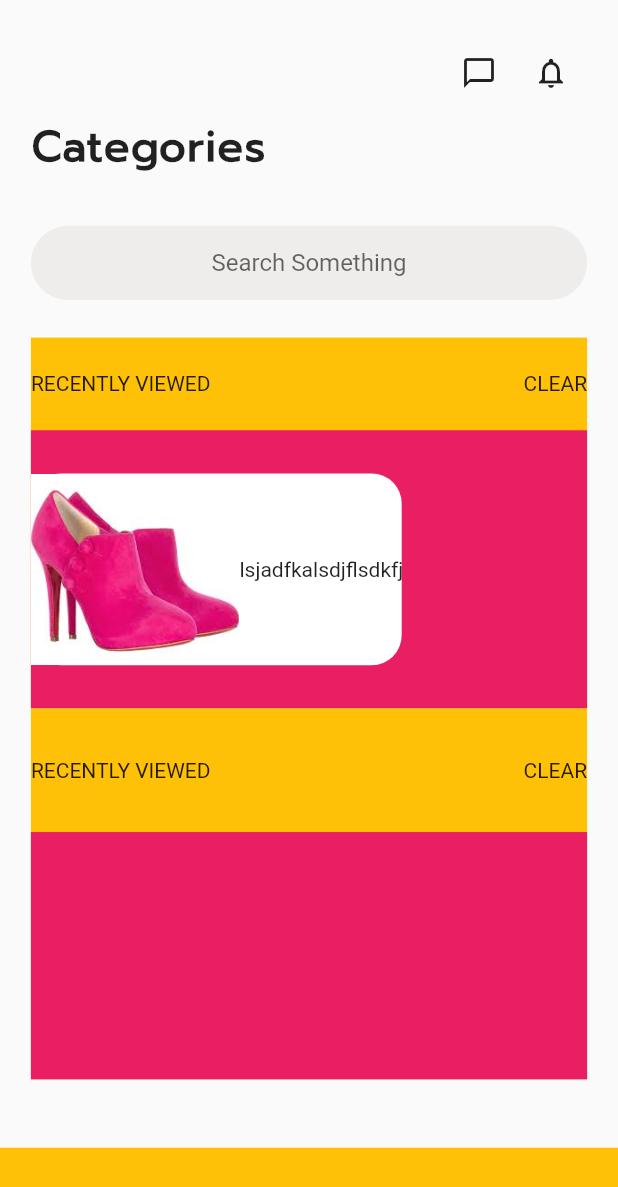
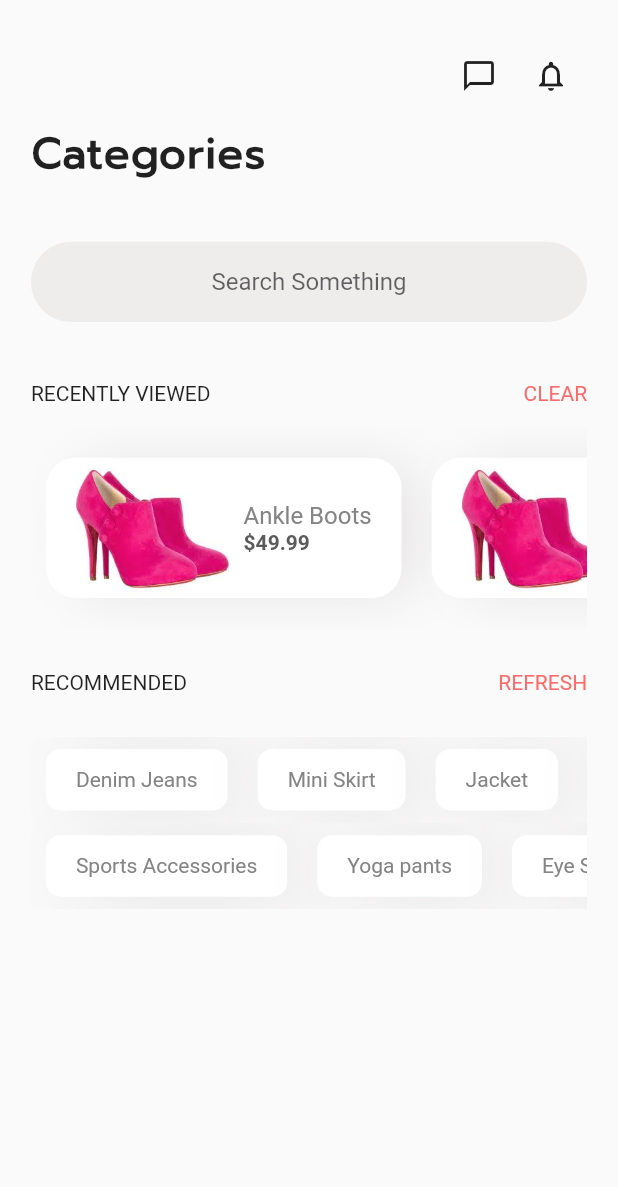
Before and after one commit to LoulouTBC/E-Commerce-App, a Flutter app: the Search screen opened by its route, on a phone screen of 412 x 824 dp. Shown: the top 1187 px of the screen. Run offline on Flutter 3.47's test engine with Material 2 defaults, Android fonts, the phone set to English and light mode, and no system bars; our stand-ins replace carousel_slider.

Commit message:
end of search screen

```diff
--- a/lib/main.dart
+++ b/lib/main.dart
@@ -21,7 +21,7 @@ class MyApp extends StatelessWidget {
       //   splashColor: Colors.amber,
       // ),
       debugShowCheckedModeBanner: false,
-      initialRoute: "search",
+      initialRoute: "signup",
       routes: {
         "signup": ((context) => const SignUP()),
         "home": ((context) => const HomePage()),
--- a/lib/search.dart
+++ b/lib/search.dart
@@ -1,5 +1,6 @@
 import 'package:flutter/material.dart';
 import 'package:flutter/rendering.dart';
+import 'package:my_ui/constant.dart';
 
 class Search extends StatefulWidget {
   const Search({super.key});
@@ -73,7 +74,7 @@ class _SearchState extends State<Search> {
                                           horizontal: 20,
                                         ),
                                         decoration: BoxDecoration(
-                                          color: Color.fromARGB(
+                                          color: const Color.fromARGB(
                                               255, 239, 236, 236),
                                           borderRadius:
                                               BorderRadius.circular(29),
@@ -94,13 +95,13 @@ class _SearchState extends State<Search> {
                                       flex: 11,
                                       child: Padding(
                                         padding:
-                                            EdgeInsets.symmetric(vertical: 25),
+                                            const EdgeInsets.symmetric(vertical: 25),
                                         child: Column(
                                           children: [
                                             Expanded(
                                               //Last search
                                               child: Container(
-                                                color: Colors.amber,
+                                                // color: Colors.amber,
                                                 child: Column(
                                                   children: [
                                                     Expanded(
@@ -112,54 +113,28 @@ class _SearchState extends State<Search> {
                                                         children: const [
                                                           Text(
                                                               'RECENTLY VIEWED'),
-                                                          Text('CLEAR'),
+                                                          Text(
+                                                            'CLEAR',
+                                                            style: TextStyle(
+                                                                color: Color(
+                                                                    0xffFF6969)),
+                                                          ),
                                                         ],
                                                       ),
                                                     ),
                                                     Expanded(
                                                         flex: 3,
-                                                        child: Container(
-                                                          color: Colors.pink,
                                                         child: ListView(
                                                           scrollDirection:
                                                               Axis.horizontal,
                                                           children: [
-                                                              Padding(
-                                                                padding: EdgeInsets
-                                                                    .symmetric(
-                                                                        vertical:
-                                                                            size.width *
-                                                                                0.07),
-                                                                child:
-                                                                    Container(
-
-                                                                  width:
-                                                                      size.width *
-                                                                          0.6,
-                                                                  alignment:
-                                                                      Alignment
-                                                                          .center,
-                                                                  decoration: BoxDecoration(
-                                                                      color: Colors
-                                                                          .white,
-                                                                      borderRadius:
-                                                                          BorderRadius.circular(
-                                                                              20)),
-                                                                  child: Row(
-                                                                    children: [
-                                                                      Container(
-                                                                        //resize image
-                                                                        child: Image.asset(
-                                                                            'images/shoe1.png'),
-                                                                      ),
-                                                                      const Text(
-                                                                          'lsjadfkalsdjflsdkfj'),
+                                                            RecentlyViewed(
+                                                                size: size),
+                                                            RecentlyViewed(
+                                                                size: size),
+                                                            RecentlyViewed(
+                                                                size: size),
                                                           ],
-                                                                  ),
-                                                                ),
-                                                              ),
-                                                            ],
-                                                          ),
                                                         ))
                                                   ],
                                                 ),
@@ -167,9 +142,7 @@ class _SearchState extends State<Search> {
                                             ),
                                             Expanded(
                                               //Last search
-                                              flex: 1,
-                                              child: Container(
-                                                color: Colors.amber,
+                                              flex: 2,
                                               child: Column(
                                                 children: [
                                                   Expanded(
@@ -179,19 +152,78 @@ class _SearchState extends State<Search> {
                                                           MainAxisAlignment
                                                               .spaceBetween,
                                                       children: const [
+                                                        Text('RECOMMENDED'),
                                                         Text(
-                                                              'RECENTLY VIEWED'),
-                                                          Text('CLEAR'),
+                                                          'REFRESH',
+                                                          style: TextStyle(
+                                                              color: Color(
+                                                                  0xffFF6969)),
+                                                        ),
                                                       ],
                                                     ),
                                                   ),
                                                   Expanded(
-                                                        flex: 2,
-                                                        child: Container(
-                                                          color: Colors.pink,
+                                                      flex: 4,
+                                                      child: Column(
+                                                        children: [
+                                                          Expanded(
+                                                              flex: 1,
+                                                              child: ListView(
+                                                                scrollDirection:
+                                                                    Axis.horizontal,
+                                                                children: [
+                                                                  Recommended(
+                                                                    size: size,
+                                                                    text:
+                                                                        'Denim Jeans',
+                                                                  ),
+                                                                  Recommended(
+                                                                    size: size,
+                                                                    text:
+                                                                        'Mini Skirt',
+                                                                  ),
+                                                                  Recommended(
+                                                                    size: size,
+                                                                    text:
+                                                                        'Jacket',
+                                                                  ),
+                                                                  Recommended(
+                                                                    size: size,
+                                                                    text:
+                                                                        'Accessories',
+                                                                  ),
+                                                                ],
+                                                              )),
+                                                          Expanded(
+                                                              flex: 1,
+                                                              child: ListView(
+                                                                scrollDirection:
+                                                                    Axis.horizontal,
+                                                                children: [
+                                                                  Recommended(
+                                                                    size: size,
+                                                                    text:
+                                                                        'Sports Accessories',
+                                                                  ),
+                                                                  Recommended(
+                                                                    size: size,
+                                                                    text:
+                                                                        'Yoga pants',
+                                                                  ),
+                                                                  Recommended(
+                                                                    size: size,
+                                                                    text:
+                                                                        'Eye Shadow',
+                                                                  ),
+                                                                ],
+                                                              )),
+                                                          Expanded(
+                                                              flex: 3,
+                                                              child:
+                                                                  Container())
+                                                        ],
                                                       ))
                                                 ],
-                                                ),
                                               ),
                                             ),
                                           ],
@@ -207,9 +239,106 @@ class _SearchState extends State<Search> {
               ),
             ),
           ),
-          Expanded(flex: 1, child: Container(color: Colors.amber)),
         ],
       ),
     );
   }
 }
+
+class Recommended extends StatelessWidget {
+  const Recommended({
+    Key? key,
+    required this.size,
+    required this.text,
+  }) : super(key: key);
+
+  final Size size;
+  final String text;
+
+  @override
+  Widget build(BuildContext context) {
+    return Padding(
+      padding:
+          EdgeInsets.symmetric(vertical: size.width * 0.02, horizontal: 10),
+      child: Container(
+          padding: const EdgeInsets.symmetric(horizontal: 20),
+          // width:
+          //     size.width *
+          //         0.6,
+          alignment: Alignment.center,
+          decoration: BoxDecoration(
+              color: Colors.white,
+              borderRadius: BorderRadius.circular(10),
+              boxShadow: const [
+                BoxShadow(
+                    color: Color.fromARGB(255, 222, 218, 218),
+                    blurRadius: 50,
+                    spreadRadius: -5,
+                    offset: Offset(15, 1)),
+              ]),
+          child: Text(
+            text,
+            style: const TextStyle(color: Color.fromARGB(255, 132, 132, 132)),
+          )),
+    );
+  }
+}
+
+class RecentlyViewed extends StatelessWidget {
+  const RecentlyViewed({
+    Key? key,
+    required this.size,
+  }) : super(key: key);
+
+  final Size size;
+
+  @override
+  Widget build(BuildContext context) {
+    return Padding(
+      padding:
+          EdgeInsets.symmetric(vertical: size.width * 0.05, horizontal: 10),
+      child: Container(
+        padding: const EdgeInsets.symmetric(horizontal: 20),
+        // width:
+        //     size.width *
+        //         0.6,
+        alignment: Alignment.center,
+        decoration: BoxDecoration(
+            color: Colors.white,
+            borderRadius: BorderRadius.circular(20),
+            boxShadow: const [
+              BoxShadow(
+                  color: Color.fromARGB(255, 230, 227, 227),
+                  blurRadius: 30,
+                  spreadRadius: -5,
+                  offset: Offset(15, 1)),
+            ]),
+        child: Row(
+          children: [
+            Image.asset('images/shoe1.png'),
+            const SizedBox(
+              width: 10,
+            ),
+            Column(
+              mainAxisAlignment: MainAxisAlignment.center,
+              crossAxisAlignment: CrossAxisAlignment.start,
+              children: [
+                const Text(
+                  'Ankle Boots',
+                  style: TextStyle(
+                      fontSize: 16, color: Color.fromARGB(255, 132, 132, 132)),
+                ),
+                const Text(
+                  '\$49.99',
+                  style: TextStyle(
+                      fontWeight: FontWeight.bold,
+                      color: Color.fromARGB(255, 92, 91, 91)),
+                ),
+              ],
+            ),
+          ],
+        ),
+      ),
+    );
+  }
+}
```
Lines whose indentation alone changed are shown as unchanged.
